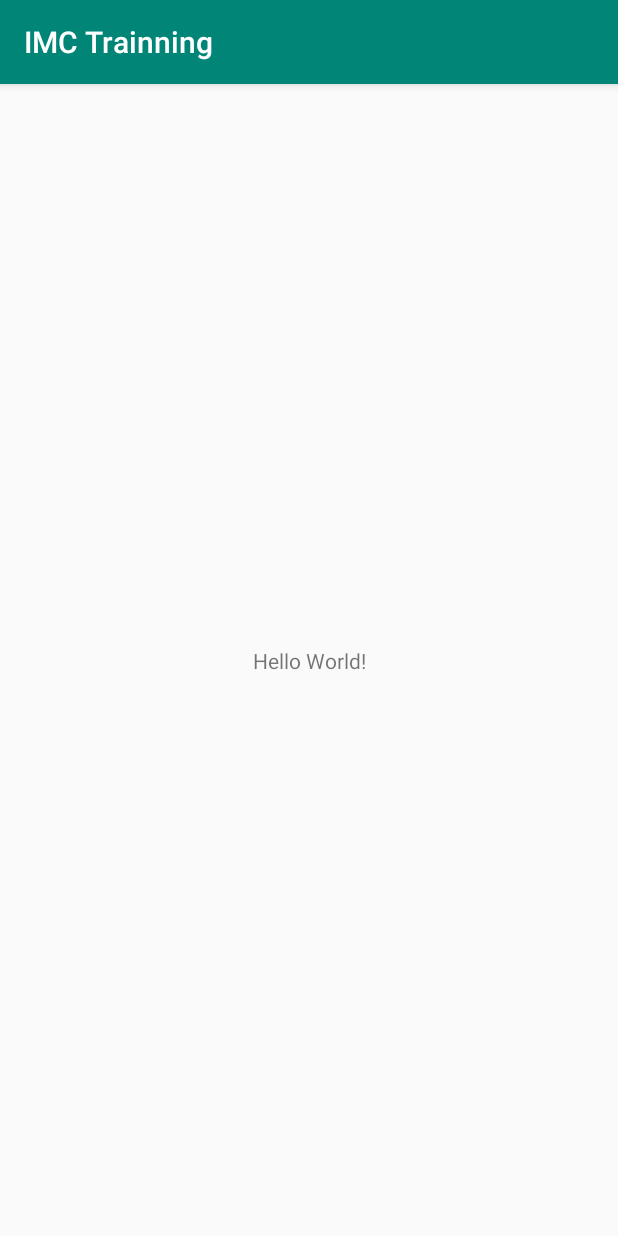
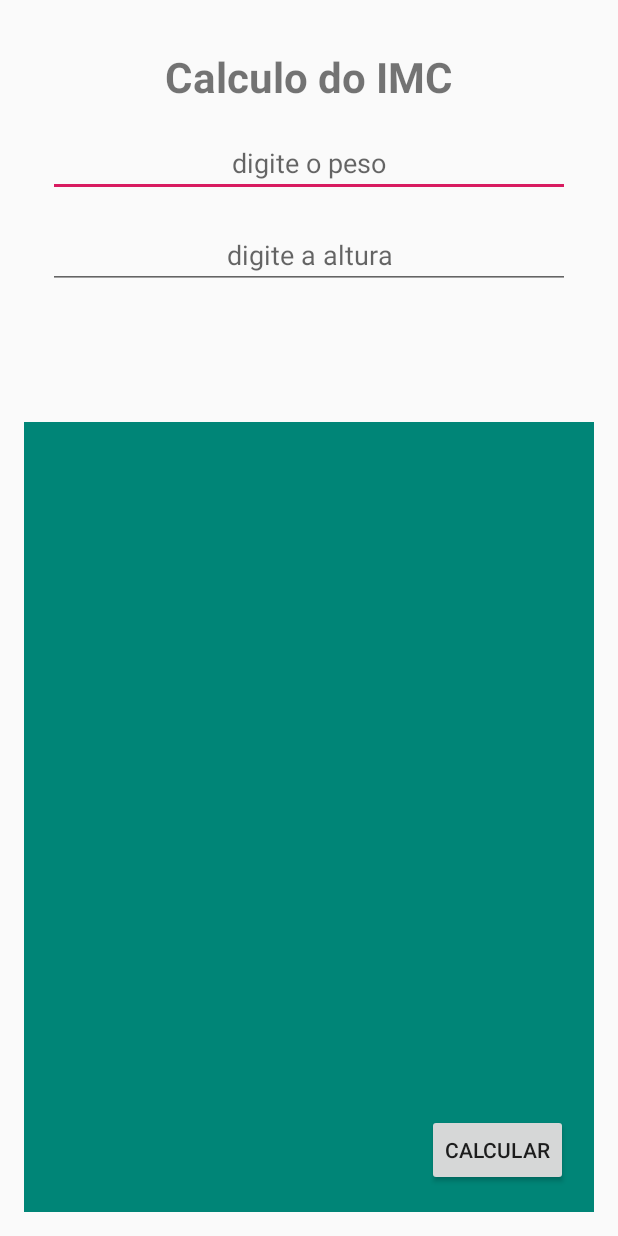
Before and after one commit to NHouse328/Trainning, an Android app: the screen it shows after launch (MainActivity), on a phone screen of 412 x 824 dp. Run offline under Robolectric (Android 15) with nearby library versions, the phone set to English and light mode, and no system bars.

Commit message:
IMC
Layout Terminado

```diff
--- a/IMCTrainning/app/src/main/res/layout/activity_main.xml
+++ b/IMCTrainning/app/src/main/res/layout/activity_main.xml
@@ -4,15 +4,88 @@
     xmlns:tools="http://schemas.android.com/tools"
     android:layout_width="match_parent"
     android:layout_height="match_parent"
-    tools:context=".MainActivity">
+    android:padding="16dp"
+    tools:context=".MainActivity"
+    >
 
     <TextView
+        android:id="@+id/textView"
         android:layout_width="wrap_content"
         android:layout_height="wrap_content"
-        android:text="Hello World!"
+        android:layout_marginTop="16dp"
+        android:text="@string/calculo_do_imc"
+        android:textSize="28sp"
+        android:textStyle="bold"
+        app:layout_constraintEnd_toEndOf="parent"
+        app:layout_constraintStart_toStartOf="parent"
+        app:layout_constraintTop_toTopOf="parent"
+        />
+
+    <EditText
+        android:id="@+id/edt_peso"
+        android:layout_width="0dp"
+        android:layout_height="wrap_content"
+        android:layout_marginStart="16dp"
+        android:layout_marginTop="16dp"
+        android:layout_marginEnd="16dp"
+        android:ems="10"
+        android:hint="@string/digite_o_peso"
+        android:inputType="textPersonName"
+        android:textAlignment="center"
+        app:layout_constraintEnd_toEndOf="parent"
+        app:layout_constraintStart_toStartOf="parent"
+        app:layout_constraintTop_toBottomOf="@+id/textView" />
+
+    <EditText
+        android:id="@+id/edt_altura"
+        android:layout_width="0dp"
+        android:layout_height="wrap_content"
+        android:layout_marginStart="16dp"
+        android:layout_marginTop="16dp"
+        android:layout_marginEnd="16dp"
+        android:ems="10"
+        android:hint="@string/digite_a_altura"
+        android:inputType="textPersonName"
+        android:textAlignment="center"
+        app:layout_constraintEnd_toEndOf="parent"
+        app:layout_constraintStart_toStartOf="parent"
+        app:layout_constraintTop_toBottomOf="@+id/edt_peso" />
+
+
+    <TextView
+        android:id="@+id/txv_result"
+        android:layout_width="0dp"
+        android:layout_height="wrap_content"
+        android:layout_marginStart="16dp"
+        android:layout_marginTop="32dp"
+        android:layout_marginEnd="16dp"
+        android:text=""
+        android:textAlignment="center"
+        android:textSize="18sp"
+        app:layout_constraintEnd_toEndOf="parent"
+        app:layout_constraintStart_toStartOf="parent"
+        app:layout_constraintTop_toBottomOf="@+id/edt_altura" />
+
+    <ImageView
+        android:id="@+id/img_result"
+        android:layout_width="0dp"
+        android:layout_height="0dp"
+        android:layout_marginTop="32dp"
         app:layout_constraintBottom_toBottomOf="parent"
-        app:layout_constraintLeft_toLeftOf="parent"
-        app:layout_constraintRight_toRightOf="parent"
-        app:layout_constraintTop_toTopOf="parent" />
+        app:layout_constraintEnd_toEndOf="parent"
+        app:layout_constraintStart_toStartOf="parent"
+        app:layout_constraintTop_toBottomOf="@id/txv_result"
+        app:srcCompat="@color/colorPrimary"
+        android:contentDescription="@string/imc_visual" />
 
+    <Button
+        android:id="@+id/btn_calcular"
+        style="@style/Widget.AppCompat.Button.Small"
+        android:layout_width="wrap_content"
+        android:layout_height="wrap_content"
+        android:layout_marginEnd="17dp"
+        android:layout_marginBottom="17dp"
+        android:text="@string/btn_calcular"
+        app:layout_constraintBottom_toBottomOf="parent"
+        app:layout_constraintEnd_toEndOf="parent" />
 </android.support.constraint.ConstraintLayout>
--- a/IMCTrainning/app/src/main/res/values/strings.xml
+++ b/IMCTrainning/app/src/main/res/values/strings.xml
@@ -1,3 +1,8 @@
 <resources>
     <string name="app_name">IMC Trainning</string>
+    <string name="digite_a_altura">digite a altura</string>
+    <string name="digite_o_peso">digite o peso</string>
+    <string name="calculo_do_imc">Calculo do IMC</string>
+    <string name="btn_calcular">Calcular</string>
+    <string name="imc_visual">imagem com visual do imc</string>
 </resources>
--- a/IMCTrainning/app/src/main/res/values/styles.xml
+++ b/IMCTrainning/app/src/main/res/values/styles.xml
@@ -1,7 +1,7 @@
 <resources>
 
     <!-- Base application theme. -->
-    <style name="AppTheme" parent="Theme.AppCompat.Light.DarkActionBar">
+    <style name="AppTheme" parent="Theme.AppCompat.Light.NoActionBar">
         <!-- Customize your theme here. -->
         <item name="colorPrimary">@color/colorPrimary</item>
         <item name="colorPrimaryDark">@color/colorPrimaryDark</item>
```
